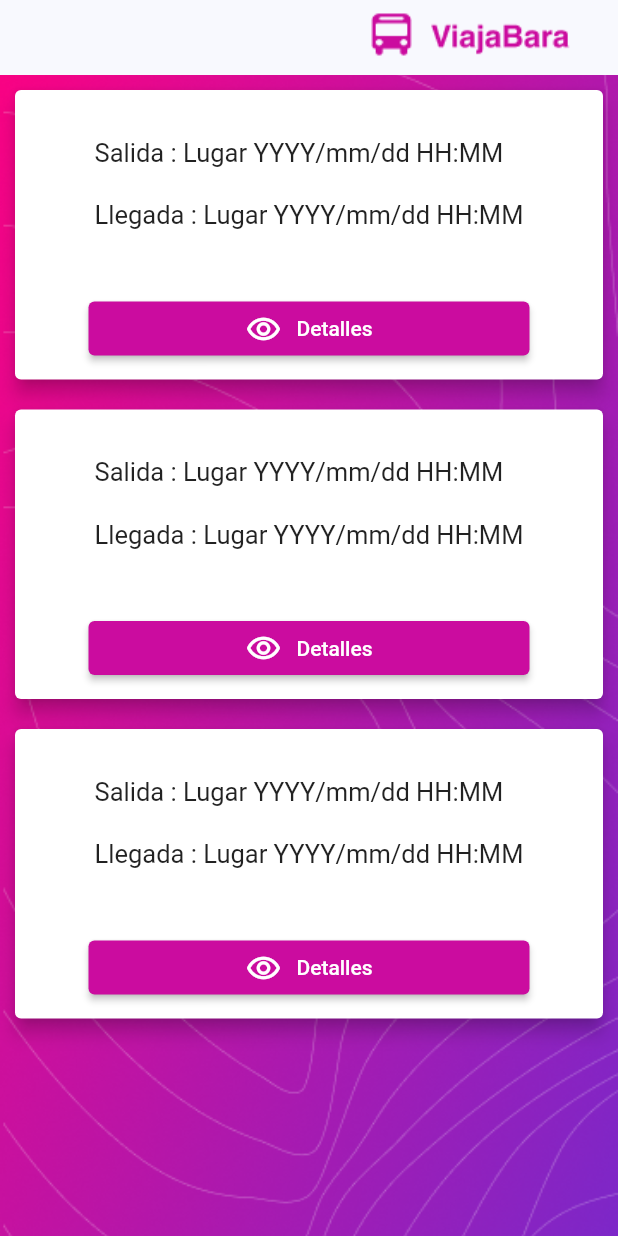
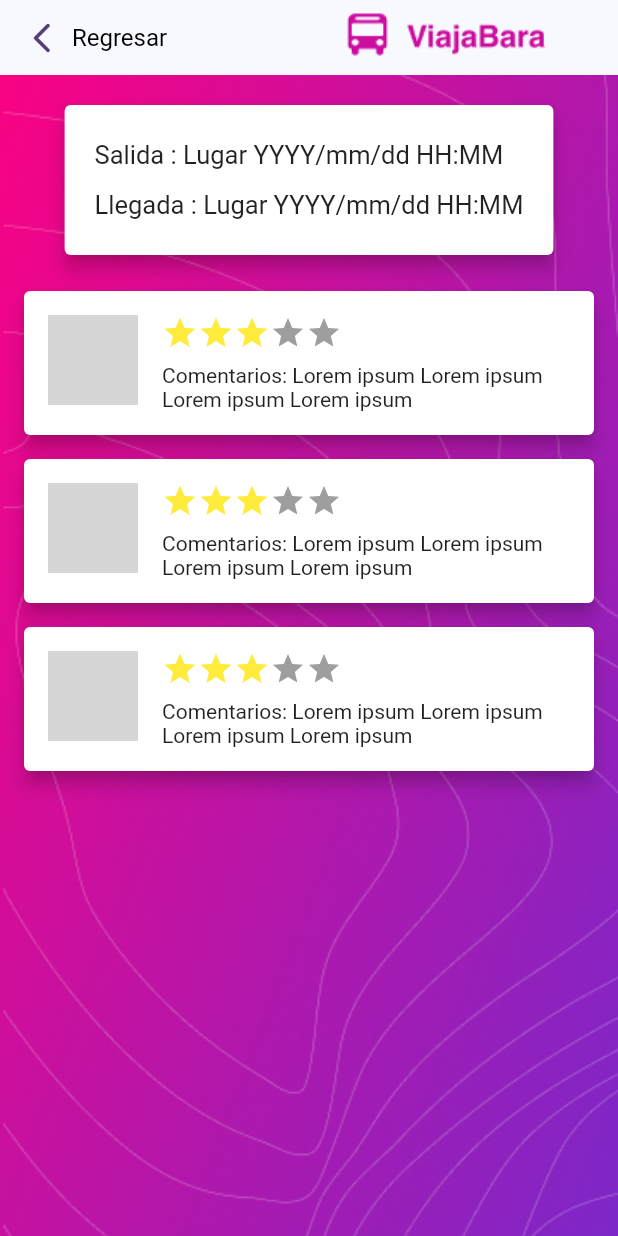
Before and after one commit to UlisesStamatio/ViajaBara, a Flutter app: the History screen opened directly, after a tap on "Detalles", on a phone screen of 412 x 824 dp. Run offline on Flutter 3.47's test engine with Material 2 defaults, Android fonts, the light colour scheme and no system bars; our stand-ins replace bloc, equatable, flutter_bloc; network calls fail; grey boxes are pictures that could not be loaded.

Commit message:
[ADD] add history part 2

```diff
--- a/Mobile/viajabara/lib/modules/history/adapters/screens/history.dart
+++ b/Mobile/viajabara/lib/modules/history/adapters/screens/history.dart
@@ -1,5 +1,6 @@
 import 'package:flutter/material.dart';
 import 'package:viajabara/kernel/colors/colors_app.dart';
+import 'package:viajabara/modules/history/adapters/screens/historyStars.dart';
 
 class History extends StatefulWidget {
   const History({super.key});
@@ -73,7 +74,9 @@ class _HistoryState extends State<History> {
                             child: FractionallySizedBox(
                               widthFactor: 0.75,
                               child: ElevatedButton(
-                                onPressed: () {},
+                                onPressed: () {
+                                  Navigator.push(context, MaterialPageRoute(builder: (context) => const HistoryStars()));
+                                },
                                 style: ButtonStyle(
                                   backgroundColor: MaterialStateProperty.all(
                                       ColorsApp.primayColor),
@@ -199,7 +202,6 @@ class _HistoryState extends State<History> {
                       ],
                     ),
                   ),
-
                   // *************************************
                 ],
               ),
--- /dev/null
+++ b/Mobile/viajabara/lib/modules/history/adapters/screens/historyStars.dart
@@ -0,0 +1,139 @@
+import 'package:flutter/material.dart';
+import 'package:viajabara/kernel/colors/colors_app.dart';
+
+class HistoryStars extends StatelessWidget {
+  const HistoryStars({super.key});
+
+  @override
+  Widget build(BuildContext context) {
+    return Scaffold(
+      body: SafeArea(
+        child: Stack(
+          fit: StackFit.expand,
+          children: <Widget>[
+            Image.asset(
+              'assets/images/bg.png',
+              fit: BoxFit.cover,
+            ),
+            Positioned(
+              top: 0,
+              left: 0,
+              right: 0,
+              child: Column(
+                crossAxisAlignment: CrossAxisAlignment.center,
+                mainAxisAlignment: MainAxisAlignment.center,
+                children: <Widget>[
+                  Container(
+                    color: ColorsApp.bgColorScreen,
+                    padding: const EdgeInsets.symmetric(horizontal: 16.0),
+                    child: Row(
+                      mainAxisAlignment: MainAxisAlignment.spaceBetween,
+                      children: <Widget>[
+                        InkWell(
+                          onTap: () {
+                            Navigator.pop(context);
+                          },
+                          child: const Row(
+                            children: <Widget>[
+                              Icon(
+                                Icons.arrow_back_ios_new_rounded,
+                                color: ColorsApp.secondaryColor,
+                              ),
+                              Padding(
+                                padding: EdgeInsets.only(
+                                    left:
+                                        8.0), // Agrega un margen a la izquierda del texto
+                                child: Text(
+                                  "Regresar",
+                                  style: TextStyle(
+                                      color: ColorsApp.blackColor,
+                                      fontSize: 16.0),
+                                ),
+                              ),
+                            ],
+                          ),
+                        ),
+                        Image.asset(
+                          'assets/images/viajabara_logo_purple.png',
+                          width: 200,
+                          height: 50,
+                        ),
+                      ],
+                    ),
+                  ),
+                  Card(
+                    elevation: 5,
+                    margin: const EdgeInsets.only(top: 20),
+                    child: Container(
+                      padding: const EdgeInsets.symmetric(
+                          vertical: 10, horizontal: 20),
+                      height: 100.0,
+                      child: const Column(
+                        crossAxisAlignment:
+                            CrossAxisAlignment.start, // Alinear a la izquierda
+                        mainAxisAlignment:
+                            MainAxisAlignment.spaceEvenly, // Espaciado uniforme
+                        children: <Widget>[
+                          Text('Salida : Lugar YYYY/mm/dd HH:MM',
+                              style: TextStyle(fontSize: 17.0)),
+                          Text('Llegada : Lugar YYYY/mm/dd HH:MM',
+                              style: TextStyle(fontSize: 17.0)),
+                        ],
+                      ),
+                    ),
+                  ),
+                  const SizedBox(
+                      height:
+                          16.0), // Espacio entre la tarjeta y las calificaciones
+                  comentarioWidget(),
+                  comentarioWidget(),
+                  comentarioWidget(),
+                ],
+              ),
+            ),
+          ],
+        ),
+      ),
+    );
+  }
+
+  Widget comentarioWidget() {
+    return const Card(
+      elevation: 5,
+      margin: EdgeInsets.symmetric(vertical: 8.0, horizontal: 16.0),
+      child: Padding(
+        padding: EdgeInsets.all(16.0),
+        child: Row(
+          crossAxisAlignment: CrossAxisAlignment.start,
+          children: <Widget>[
+            CircleAvatar(
+              radius: 30, // puedes ajustar el tamaño de la imagen redonda aquí
+              backgroundImage: NetworkImage(
+                  'https://cdn.icon-icons.com/icons2/1999/PNG/512/avatar_people_person_profile_student_user_icon_123383.png'), // reemplaza con la ruta de tu imagen
+            ),
+            SizedBox(width: 16.0),
+            Expanded(
+              child: Column(
+                crossAxisAlignment: CrossAxisAlignment.start,
+                children: <Widget>[
+                  Row(
+                    children: [
+                      Icon(Icons.star, color: Colors.yellow),
+                      Icon(Icons.star, color: Colors.yellow),
+                      Icon(Icons.star, color: Colors.yellow),
+                      Icon(Icons.star, color: Colors.grey),
+                      Icon(Icons.star, color: Colors.grey),
+                    ],
+                  ),
+                  SizedBox(height: 8.0),
+                  Text(
+                      'Comentarios: Lorem ipsum Lorem ipsum Lorem ipsum Lorem ipsum'),
+                ],
+              ),
+            ),
+          ],
+        ),
+      ),
+    );
+  }
+}
```
